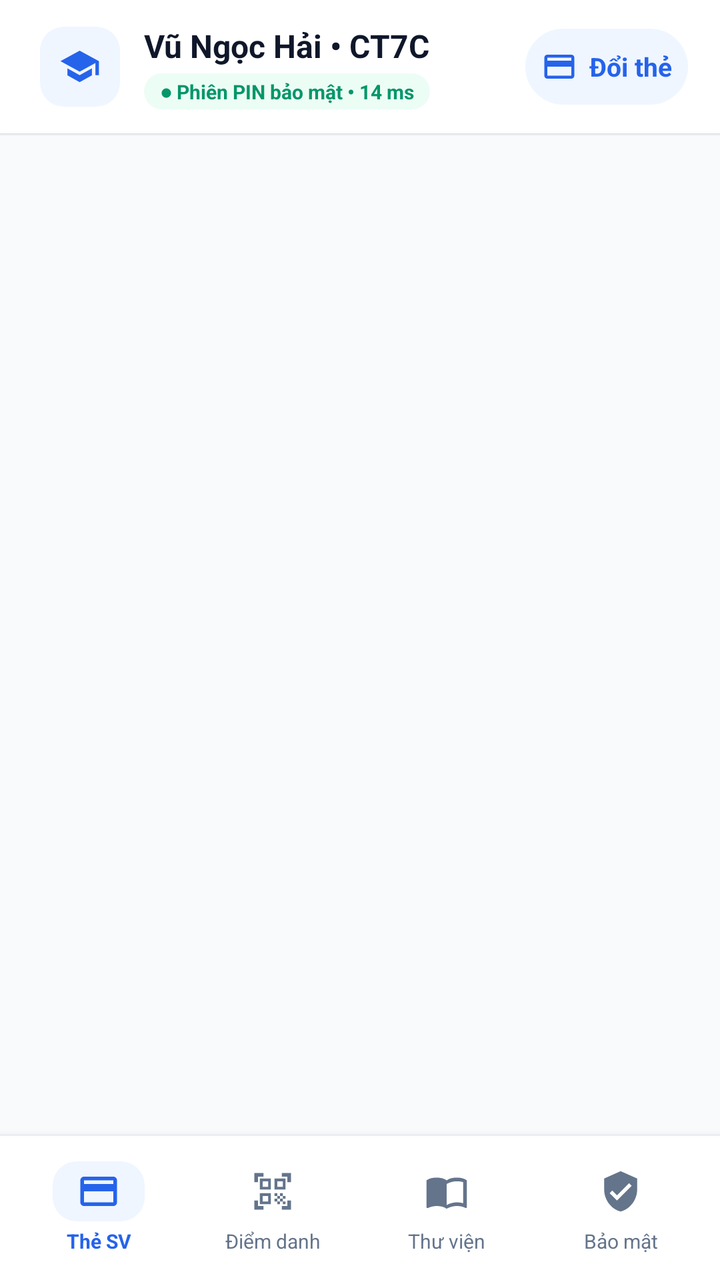
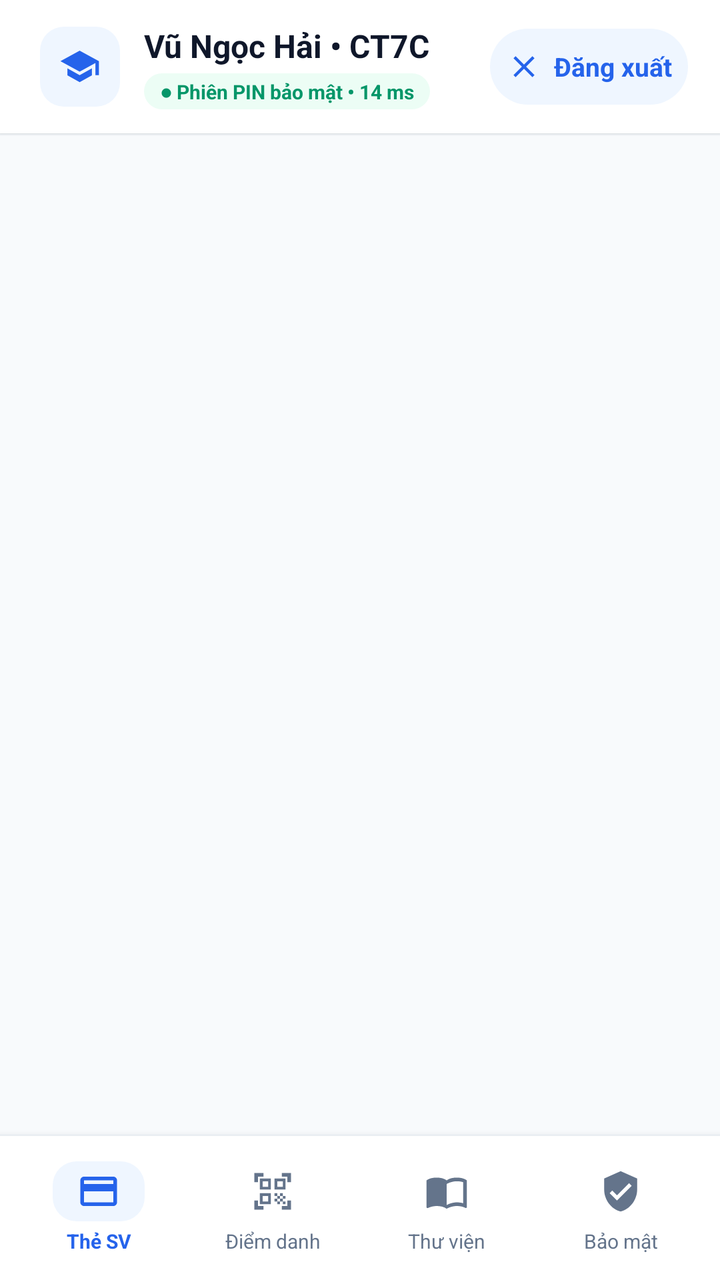

Before-and-after screenshots of an Android layout around one commit, followed by the original layout XML and the change that was made.
<!-- AndroidManifest.xml: application theme Theme.SmartStudentID -->
<!-- res/layout/activity_student_main.xml -->
<?xml version="1.0" encoding="utf-8"?>
<LinearLayout xmlns:android="http://schemas.android.com/apk/res/android"
    xmlns:app="http://schemas.android.com/apk/res-auto"
    android:layout_width="match_parent"
    android:layout_height="match_parent"
    android:background="@color/slate_50"
    android:orientation="vertical">

    
    <LinearLayout
        android:id="@+id/headerBar"
        android:layout_width="match_parent"
        android:layout_height="wrap_content"
        android:background="@color/white"
        android:elevation="1dp"
        android:gravity="center_vertical"
        android:orientation="horizontal"
        android:paddingStart="20dp"
        android:paddingTop="12dp"
        android:paddingEnd="16dp"
        android:paddingBottom="12dp">

        <LinearLayout
            android:layout_width="40dp"
            android:layout_height="40dp"
            android:background="@drawable/bg_icon_tile_blue"
            android:gravity="center">

            <ImageView
                android:layout_width="21dp"
                android:layout_height="21dp"
                android:contentDescription="@string/app_name"
                android:src="@drawable/ic_school"
                app:tint="@color/brand_600" />
        </LinearLayout>

        <LinearLayout
            android:layout_width="0dp"
            android:layout_height="wrap_content"
            android:layout_marginStart="12dp"
            android:layout_weight="1"
            android:orientation="vertical">

            <TextView
                android:id="@+id/tvHeaderGreeting"
                android:layout_width="match_parent"
                android:layout_height="wrap_content"
                android:ellipsize="end"
                android:maxLines="1"
                android:text="Vũ Ngọc Hải • CT7C"
                android:textColor="@color/slate_900"
                android:textSize="16sp"
                android:textStyle="bold" />

            <TextView
                android:id="@+id/tvHeaderPerfBadge"
                android:layout_width="wrap_content"
                android:layout_height="wrap_content"
                android:layout_marginTop="3dp"
                android:background="@drawable/bg_pill_green"
                android:paddingStart="8dp"
                android:paddingTop="2dp"
                android:paddingEnd="8dp"
                android:paddingBottom="2dp"
                android:text="● Phiên PIN bảo mật • 14 ms"
                android:textColor="@color/emerald_600"
                android:textSize="10sp"
                android:textStyle="bold" />
        </LinearLayout>

        <com.google.android.material.button.MaterialButton
            android:id="@+id/btnHeaderSwitchCard"
            style="@style/Widget.SmartID.Button.Pill"
            android:layout_width="wrap_content"
            android:layout_height="38dp"
            android:layout_marginStart="10dp"
            android:minWidth="0dp"
            android:text="Đổi thẻ"
            app:icon="@drawable/ic_nav_card" />
    </LinearLayout>

    <View
        android:layout_width="match_parent"
        android:layout_height="1dp"
        android:background="@color/slate_100" />

    
    <androidx.viewpager2.widget.ViewPager2
        android:id="@+id/viewPagerStudent"
        android:layout_width="match_parent"
        android:layout_height="0dp"
        android:layout_weight="1" />

    <View
        android:layout_width="match_parent"
        android:layout_height="1dp"
        android:background="@color/slate_100" />

    
    <LinearLayout
        android:id="@+id/bottomNavBar"
        android:layout_width="match_parent"
        android:layout_height="wrap_content"
        android:minHeight="72dp"
        android:background="@color/white"
        android:elevation="8dp"
        android:gravity="center"
        android:orientation="horizontal"
        android:paddingStart="6dp"
        android:paddingTop="6dp"
        android:paddingEnd="6dp"
        android:paddingBottom="6dp">

        <LinearLayout
            android:id="@+id/navTabCard"
            android:layout_width="0dp"
            android:layout_height="60dp"
            android:layout_weight="1"
            android:background="?attr/selectableItemBackgroundBorderless"
            android:clickable="true"
            android:focusable="true"
            android:gravity="center"
            android:orientation="vertical">

            <FrameLayout
                android:id="@+id/navIconBgCard"
                android:layout_width="46dp"
                android:layout_height="30dp"
                android:background="@drawable/bg_nav_active">

                <ImageView
                    android:id="@+id/ivNavIconCard"
                    android:layout_width="22dp"
                    android:layout_height="22dp"
                    android:layout_gravity="center"
                    android:contentDescription="Thẻ sinh viên"
                    android:src="@drawable/ic_nav_card"
                    app:tint="@color/brand_600" />
            </FrameLayout>

            <TextView
                android:id="@+id/tvNavLabelCard"
                android:layout_width="wrap_content"
                android:layout_height="wrap_content"
                android:layout_marginTop="3dp"
                android:text="Thẻ SV"
                android:textColor="@color/brand_600"
                android:textSize="10sp"
                android:textStyle="bold" />
        </LinearLayout>

        <LinearLayout
            android:id="@+id/navTabQr"
            android:layout_width="0dp"
            android:layout_height="60dp"
            android:layout_weight="1"
            android:background="?attr/selectableItemBackgroundBorderless"
            android:clickable="true"
            android:focusable="true"
            android:gravity="center"
            android:orientation="vertical">

            <FrameLayout
                android:id="@+id/navIconBgQr"
                android:layout_width="46dp"
                android:layout_height="30dp">

                <ImageView
                    android:id="@+id/ivNavIconQr"
                    android:layout_width="22dp"
                    android:layout_height="22dp"
                    android:layout_gravity="center"
                    android:contentDescription="Điểm danh QR"
                    android:src="@drawable/ic_nav_qr"
                    app:tint="@color/slate_500" />
            </FrameLayout>

            <TextView
                android:id="@+id/tvNavLabelQr"
                android:layout_width="wrap_content"
                android:layout_height="wrap_content"
                android:layout_marginTop="3dp"
                android:text="Điểm danh"
                android:textColor="@color/slate_500"
                android:textSize="10sp" />
        </LinearLayout>

        <LinearLayout
            android:id="@+id/navTabLibrary"
            android:layout_width="0dp"
            android:layout_height="60dp"
            android:layout_weight="1"
            android:background="?attr/selectableItemBackgroundBorderless"
            android:clickable="true"
            android:focusable="true"
            android:gravity="center"
            android:orientation="vertical">

            <FrameLayout
                android:id="@+id/navIconBgLibrary"
                android:layout_width="46dp"
                android:layout_height="30dp">

                <ImageView
                    android:id="@+id/ivNavIconLibrary"
                    android:layout_width="22dp"
                    android:layout_height="22dp"
                    android:layout_gravity="center"
                    android:contentDescription="Thư viện"
                    android:src="@drawable/ic_nav_library"
                    app:tint="@color/slate_500" />
            </FrameLayout>

            <TextView
                android:id="@+id/tvNavLabelLibrary"
                android:layout_width="wrap_content"
                android:layout_height="wrap_content"
                android:layout_marginTop="3dp"
                android:text="Thư viện"
                android:textColor="@color/slate_500"
                android:textSize="10sp" />
        </LinearLayout>

        <LinearLayout
            android:id="@+id/navTabSecurityOpt"
            android:layout_width="0dp"
            android:layout_height="60dp"
            android:layout_weight="1"
            android:background="?attr/selectableItemBackgroundBorderless"
            android:clickable="true"
            android:focusable="true"
            android:gravity="center"
            android:orientation="vertical">

            <FrameLayout
                android:id="@+id/navIconBgSecurityOpt"
                android:layout_width="46dp"
                android:layout_height="30dp">

                <ImageView
                    android:id="@+id/ivNavIconSecurityOpt"
                    android:layout_width="22dp"
                    android:layout_height="22dp"
                    android:layout_gravity="center"
                    android:contentDescription="Bảo mật và tối ưu"
                    android:src="@drawable/ic_nav_security"
                    app:tint="@color/slate_500" />
            </FrameLayout>

            <TextView
                android:id="@+id/tvNavLabelSecurityOpt"
                android:layout_width="wrap_content"
                android:layout_height="wrap_content"
                android:layout_marginTop="3dp"
                android:text="Bảo mật"
                android:textColor="@color/slate_500"
                android:textSize="10sp" />
        </LinearLayout>
    </LinearLayout>
</LinearLayout>
<!-- resources referenced by this layout -->
<resources>
  <color name="brand_600">#2563EB</color>
  <color name="emerald_600">#059669</color>
  <color name="slate_100">#F1F5F9</color>
  <color name="slate_50">#F8FAFC</color>
  <color name="slate_500">#64748B</color>
  <color name="slate_900">#0F172A</color>
  <color name="white">#FFFFFFFF</color>
  <!-- drawable bg_icon_tile_blue (drawable) -->
  <?xml version="1.0" encoding="utf-8"?>
  <shape xmlns:android="http://schemas.android.com/apk/res/android"
      android:shape="rectangle">
      <corners android:radius="12dp" />
      <solid android:color="@color/brand_50" />
  </shape>
  <!-- drawable bg_nav_active (drawable) -->
  <?xml version="1.0" encoding="utf-8"?>
  <shape xmlns:android="http://schemas.android.com/apk/res/android"
      android:shape="rectangle">
      <corners android:radius="12dp" />
      <solid android:color="@color/brand_50" />
  </shape>
  <!-- drawable bg_pill_green (drawable) -->
  <?xml version="1.0" encoding="utf-8"?>
  <shape xmlns:android="http://schemas.android.com/apk/res/android"
      android:shape="rectangle">
      <corners android:radius="999dp" />
      <solid android:color="@color/emerald_50" />
  </shape>
  <!-- drawable ic_nav_card (drawable) -->
  <vector xmlns:android="http://schemas.android.com/apk/res/android"
      android:width="24dp"
      android:height="24dp"
      android:viewportWidth="24"
      android:viewportHeight="24">
      <path
          android:fillColor="#FF0F172A"
          android:pathData="M20,4H4C2.89,4 2.01,4.89 2.01,6L2,18c0,1.11 0.89,2 2,2h16c1.11,0 2,-0.89 2,-2V6c0,-1.11 -0.89,-2 -2,-2zM20,18H4v-6h16v6zM20,8H4V6h16v2z" />
  </vector>
  <!-- drawable ic_nav_security (drawable) -->
  <vector xmlns:android="http://schemas.android.com/apk/res/android"
      android:width="24dp"
      android:height="24dp"
      android:viewportWidth="24"
      android:viewportHeight="24">
      <path
          android:fillColor="#FF0F172A"
          android:pathData="M12,1L3,5v6c0,5.55 3.84,10.74 9,12 5.16,-1.26 9,-6.45 9,-12V5l-9,-4zM10,17l-4,-4 1.41,-1.41L10,14.17l6.59,-6.59L18,9l-8,8z" />
  </vector>
  <!-- drawable ic_school (drawable) -->
  <vector xmlns:android="http://schemas.android.com/apk/res/android"
      android:width="24dp"
      android:height="24dp"
      android:viewportWidth="24"
      android:viewportHeight="24">
      <path
          android:fillColor="#FF0F172A"
          android:pathData="M12,3L1,9l11,6 9,-4.91V17h2V9L12,3zM5,13.18v4L12,21l7,-3.82v-4L12,17l-7,-3.82z" />
  </vector>
  <string name="app_name">SmartStudentID</string>
  <style name="Theme.SmartStudentID" parent="Base.Theme.SmartStudentID" />
  <color name="brand_50">#EFF6FF</color>
  <color name="emerald_50">#ECFDF5</color>
  <color name="brand_100">#DBEAFE</color>
  <color name="brand_700">#1D4ED8</color>
  <color name="emerald_700">#047857</color>
  <color name="slate_600">#475569</color>
  <color name="slate_300">#CBD5E1</color>
  <color name="slate_200">#E2E8F0</color>
  <style name="Animation.SmartID.Window" parent="@android:style/Animation.Activity">
          <item name="android:activityOpenEnterAnimation">@android:anim/fade_in</item>
          <item name="android:activityOpenExitAnimation">@android:anim/fade_out</item>
          <item name="android:activityCloseEnterAnimation">@android:anim/fade_in</item>
          <item name="android:activityCloseExitAnimation">@android:anim/fade_out</item>
      </style>
  <!-- unchanged entries left out for length: 4 -->
</resources>

<!-- the commit's change to res/layout/activity_student_main.xml (unified diff, before → after) -->
@@ -75,8 +75,8 @@
             android:layout_height="38dp"
             android:layout_marginStart="10dp"
             android:minWidth="0dp"
-            android:text="Đổi thẻ"
-            app:icon="@drawable/ic_nav_card" />
+            android:text="Đăng xuất"
+            app:icon="@drawable/ic_close" />
     </LinearLayout>
 
     <View
<!-- resource entries referenced after the edit -->
@@ -28,6 +28,16 @@
       <corners android:radius="999dp" />
       <solid android:color="@color/emerald_50" />
   </shape>
+  <!-- drawable ic_close (drawable) -->
+  <vector xmlns:android="http://schemas.android.com/apk/res/android"
+      android:width="24dp"
+      android:height="24dp"
+      android:viewportWidth="24"
+      android:viewportHeight="24">
+      <path
+          android:fillColor="#FF0F172A"
+          android:pathData="M19,6.41L17.59,5 12,10.59 6.41,5 5,6.41 10.59,12 5,17.59 6.41,19 12,13.41 17.59,19 19,17.59 13.41,12z" />
+  </vector>
   <!-- drawable ic_nav_card (drawable) -->
   <vector xmlns:android="http://schemas.android.com/apk/res/android"
       android:width="24dp"
